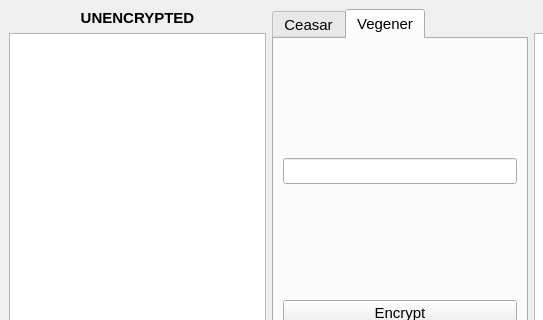
First picture: the form in Lab2/mainwindow.ui, repository Pumpardian/INSB, before the edit; both pictures show x 0 to 543 and y 0 to 320 of the 800 by 600 pixel window.
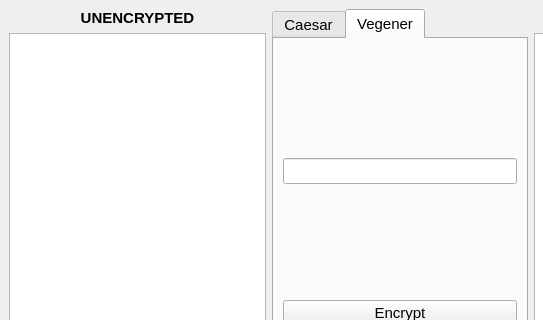
Second picture: the form after the edit.

Patch:
```diff
--- a/Lab2/mainwindow.ui
+++ b/Lab2/mainwindow.ui
@@ -81,7 +81,7 @@
           </property>
           <widget class="QWidget" name="tab">
            <attribute name="title">
-            <string>Ceasar</string>
+            <string>Caesar</string>
            </attribute>
            <layout class="QVBoxLayout" name="verticalLayout_4">
             <item>
```
